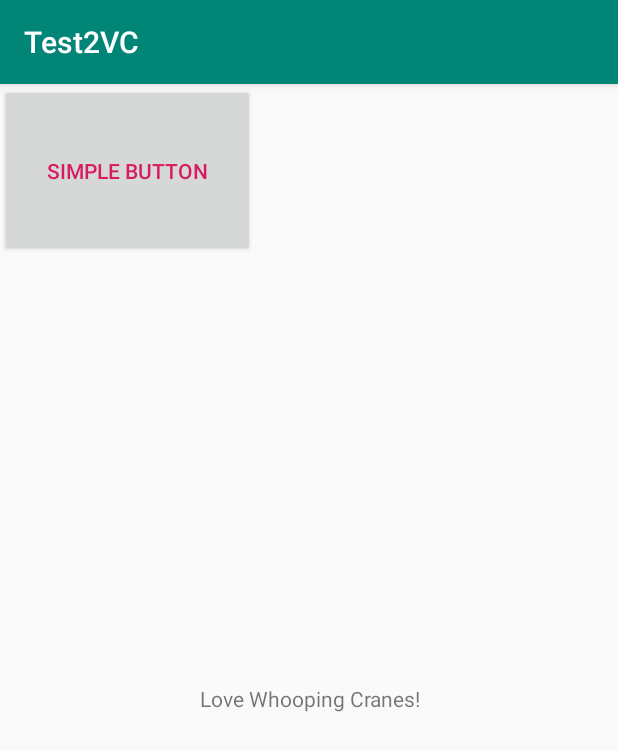
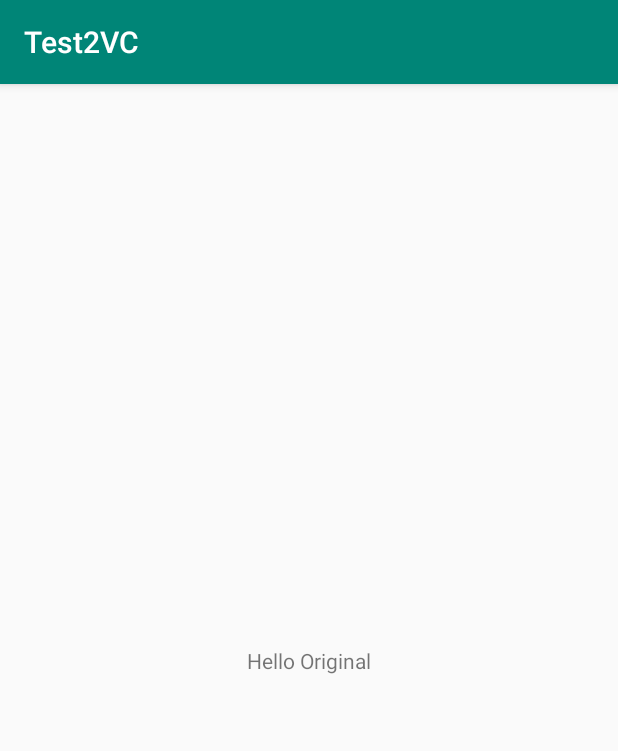
Before and after one commit to RHSoftwareDev/TestVC2, an Android app: the screen it shows after launch (MainActivity), on a phone screen of 412 x 824 dp. Shown: the top 751 px of the screen. Run offline under Robolectric (Android 15) with nearby library versions, the phone set to English and light mode, and no system bars.

Commit message:
Revert "Fixed message, added button"

```diff
--- a/app/src/main/res/layout/activity_main.xml
+++ b/app/src/main/res/layout/activity_main.xml
@@ -7,22 +7,12 @@
     tools:context=".MainActivity">
 
     <TextView
-        android:layout_width="165dp"
-        android:layout_height="83dp"
-        android:text="Love Whooping Cranes!"
+        android:layout_width="wrap_content"
+        android:layout_height="wrap_content"
+        android:text="Hello Original"
         app:layout_constraintBottom_toBottomOf="parent"
-        app:layout_constraintHorizontal_bias="0.54"
         app:layout_constraintLeft_toLeftOf="parent"
         app:layout_constraintRight_toRightOf="parent"
-        app:layout_constraintTop_toBottomOf="@+id/button" />
-
-    <Button
-        android:id="@+id/button"
-        android:layout_width="170dp"
-        android:layout_height="115dp"
-        android:text="Simple Button"
-        android:textColor="@color/colorAccent"
-        tools:layout_editor_absoluteX="121dp"
-        tools:layout_editor_absoluteY="116dp" />
+        app:layout_constraintTop_toTopOf="parent" />
 
 </androidx.constraintlayout.widget.ConstraintLayout>
```
